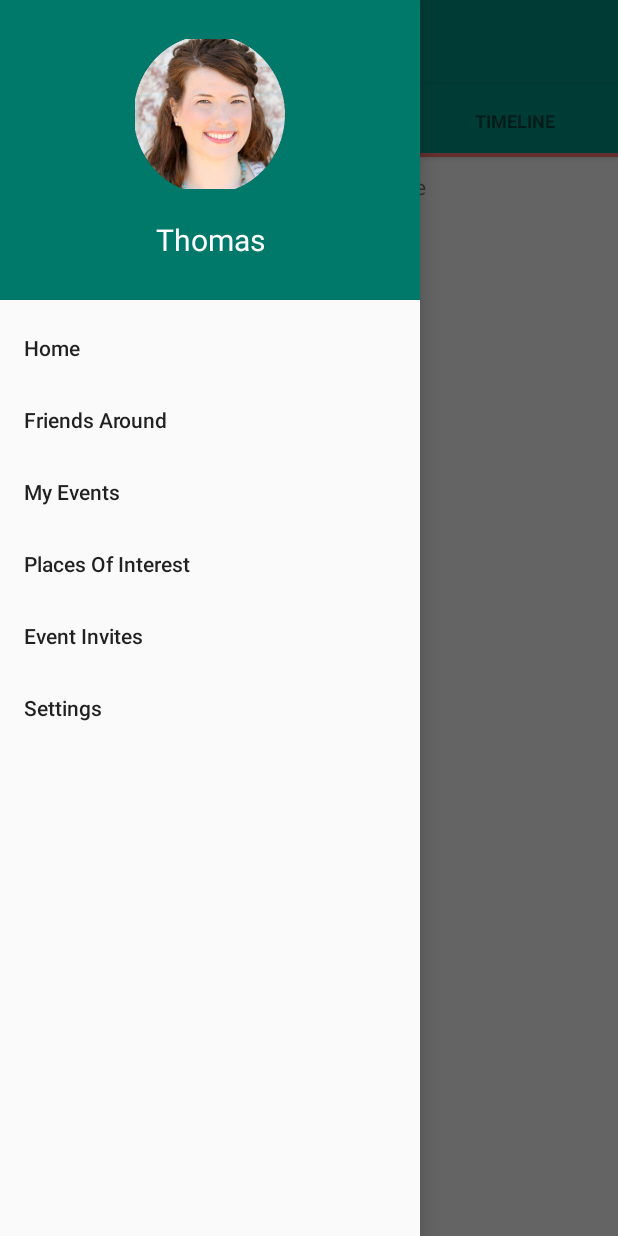
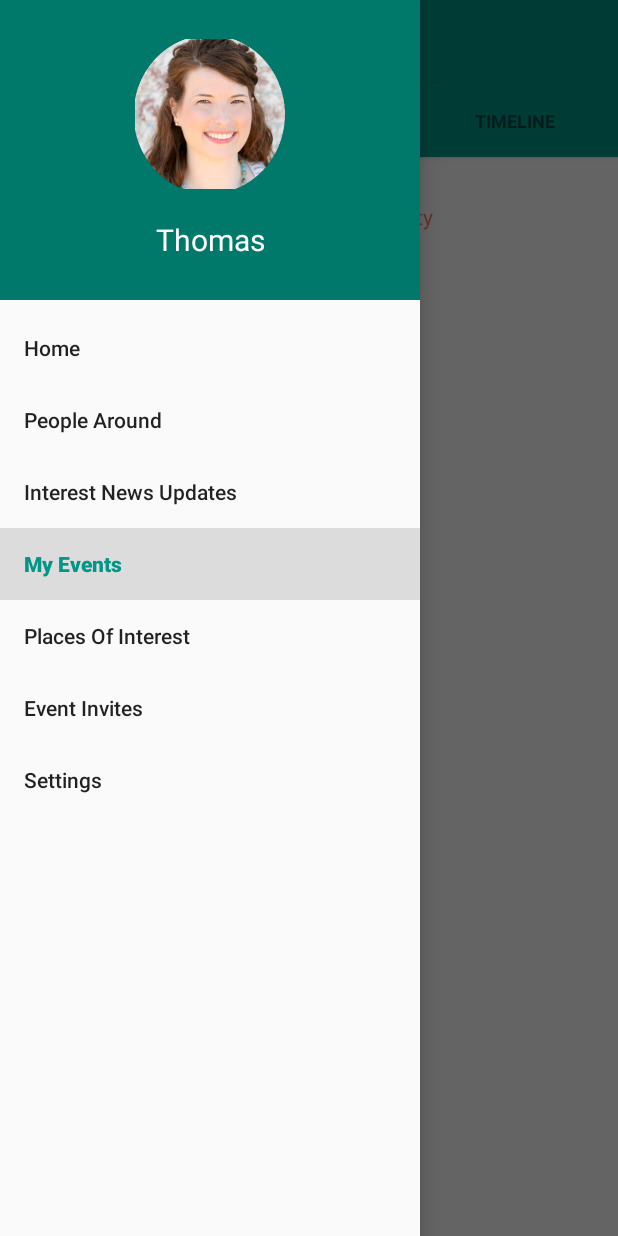
Before and after one commit to abdlquadri/LukAround, an Android app: the MainActivity screen opened directly, with no data from a screen before it, in the side drawer, after a tap on "My Events", on a phone screen of 412 x 824 dp. Run offline under Robolectric (Android 15) with nearby library versions, the phone set to English and light mode, and no system bars.

```diff
--- a/app/build.gradle
+++ b/app/build.gradle
@@ -29,4 +29,5 @@ dependencies {
     compile 'com.mcxiaoke.volley:library-aar:1.0.0'
     compile 'com.squareup.picasso:picasso:2.5.2'
     compile 'com.android.support:design:23.1.1'
+    compile 'com.google.android.gms:play-services:8.3.0'
 }
--- a/app/src/main/java/com/example/andela/lukaround/Interest.java
+++ b/app/src/main/java/com/example/andela/lukaround/activities/Interest.java
@@ -1,12 +1,13 @@
-package com.example.andela.lukaround;
+package com.example.andela.lukaround.activities;
 
 import android.content.Intent;
 import android.os.Bundle;
 import android.support.design.widget.FloatingActionButton;
-import android.support.design.widget.Snackbar;
 import android.support.v7.app.AppCompatActivity;
 import android.support.v7.widget.Toolbar;
 import android.view.View;
+
+import com.example.andela.lukaround.R;
 
 public class Interest extends AppCompatActivity {
 
--- a/app/src/main/java/com/example/andela/lukaround/MainActivity.java
+++ b/app/src/main/java/com/example/andela/lukaround/activities/MainActivity.java
@@ -1,11 +1,20 @@
-package com.example.andela.lukaround;
+package com.example.andela.lukaround.activities;
 
+import android.content.Intent;
 import android.os.Bundle;
+import android.support.design.widget.NavigationView;
 import android.support.v4.app.Fragment;
+import android.support.v4.view.GravityCompat;
 import android.support.v4.view.ViewPager;
+import android.support.v4.widget.DrawerLayout;
 import android.support.v7.app.AppCompatActivity;
 import android.support.v7.widget.Toolbar;
+import android.view.MenuItem;
+import android.view.View;
+import android.widget.ImageView;
 
+import com.example.andela.lukaround.MapsActivity;
+import com.example.andela.lukaround.R;
 import com.example.andela.lukaround.adapters.ViewPagerAdapter;
 import com.example.andela.lukaround.fragments.HomeFragment;
 import com.example.andela.lukaround.fragments.Interests;
@@ -14,16 +23,25 @@ import com.example.andela.lukaround.slider.SlidingTabLayout;
 
 import java.util.Arrays;
 
-public class MainActivity extends AppCompatActivity {
+public class MainActivity extends AppCompatActivity implements View.OnClickListener {
 
     private static final Fragment[] fragments=new Fragment[]{new Interests(),new HomeFragment(),new Timeline()};
     ViewPager pager;
     ViewPagerAdapter adapter;
     SlidingTabLayout tabs;
+    private DrawerLayout mDrawerLayout;
+    private NavigationView navigationView;
+    private ImageView headline;
+
     @Override
     protected void onCreate(Bundle savedInstanceState) {
         super.onCreate(savedInstanceState);
         setContentView(R.layout.activity_main);
+        init();
+
+    }
+
+    private void init() {
         Toolbar toolbar = (Toolbar) findViewById(R.id.toolbar);
         setSupportActionBar(toolbar);
         // Creating The ViewPagerAdapter and Passing Fragment Manager, Titles fot the Tabs and Number Of Tabs.
@@ -47,6 +65,39 @@ public class MainActivity extends AppCompatActivity {
 
         // Setting the ViewPager For the SlidingTabsLayout
         tabs.setViewPager(pager);
+        mDrawerLayout = (DrawerLayout) findViewById(R.id.drawer_layout);
+        headline = (ImageView) findViewById(R.id.view_headline);
+        headline.setOnClickListener(this);
+        navigationView = (NavigationView) findViewById(R.id.nav_items);
+        setupDrawerContent(navigationView);
     }
 
+    @Override
+    public void onClick(View v) {
+        switch (v.getId()) {
+            case R.id.view_headline:
+                mDrawerLayout.openDrawer(GravityCompat.START);
+                break;
+        }
+    }
+
+    private void setupDrawerContent(NavigationView navigationView) {
+        navigationView.setNavigationItemSelectedListener(
+                new NavigationView.OnNavigationItemSelectedListener() {
+                    @Override
+                    public boolean onNavigationItemSelected(MenuItem menuItem) {
+                        selectDrawerItem(menuItem);
+                        return true;
+                    }
+                });
+    }
+
+    private void selectDrawerItem(MenuItem menuItem) {
+        switch (menuItem.getItemId()) {
+            case R.id.friends:
+                Intent intent = new Intent(this, MapsActivity.class);
+                startActivity(intent);
+                break;
+        }
+    }
 }
--- a/app/src/main/java/com/example/andela/lukaround/fragments/Interests.java
+++ b/app/src/main/java/com/example/andela/lukaround/fragments/Interests.java
@@ -18,7 +18,7 @@ public class Interests  extends Fragment{
     @Nullable
     @Override
     public View onCreateView(LayoutInflater inflater, @Nullable ViewGroup container, @Nullable Bundle savedInstanceState) {
-        return inflater.inflate(R.layout.home_interests,container,false);
+        return inflater.inflate(R.layout.activity_interest,container,false);
     }
     @Override
     public String toString() {
--- a/app/src/main/res/layout/activity_interest.xml
+++ b/app/src/main/res/layout/activity_interest.xml
@@ -4,7 +4,7 @@
     xmlns:app="http://schemas.android.com/apk/res-auto"
     xmlns:tools="http://schemas.android.com/tools" android:layout_width="match_parent"
     android:layout_height="match_parent" android:fitsSystemWindows="true"
-    tools:context="com.example.andela.lukaround.Interest">
+    tools:context="com.example.andela.lukaround.activities.Interest">
 
     <android.support.design.widget.AppBarLayout android:layout_height="wrap_content"
         android:layout_width="match_parent" android:theme="@style/AppTheme.AppBarOverlay">
--- /dev/null
+++ b/app/src/main/res/layout/activity_maps.xml
@@ -0,0 +1,6 @@
+<fragment xmlns:android="http://schemas.android.com/apk/res/android"
+    xmlns:tools="http://schemas.android.com/tools"
+    xmlns:map="http://schemas.android.com/apk/res-auto" android:layout_width="match_parent"
+    android:layout_height="match_parent" android:id="@+id/map"
+    tools:context="com.example.andela.lukaround.MapsActivity"
+    android:name="com.google.android.gms.maps.SupportMapFragment" />
--- a/app/src/main/res/layout/content_interest.xml
+++ b/app/src/main/res/layout/content_interest.xml
@@ -9,7 +9,7 @@
     android:paddingRight="@dimen/activity_horizontal_margin"
     android:paddingTop="@dimen/activity_vertical_margin"
     app:layout_behavior="@string/appbar_scrolling_view_behavior"
-    tools:context="com.example.andela.lukaround.Interest"
+    tools:context="com.example.andela.lukaround.activities.Interest"
     tools:showIn="@layout/activity_interest"
     android:orientation="vertical">
 
--- a/app/src/main/res/layout/home_activity.xml
+++ b/app/src/main/res/layout/home_activity.xml
@@ -5,8 +5,10 @@
 
     <TextView
         android:layout_width="match_parent"
-        android:text="This is the home activity"
+        android:text="There is no current activity"
+        android:layout_marginTop="20dp"
         android:gravity="center"
         android:padding="10dp"
+        android:textColor="@color/negativeButtonColor"
         android:layout_height="wrap_content" />
 </LinearLayout>
--- a/app/src/main/res/layout/home_timeline.xml
+++ b/app/src/main/res/layout/home_timeline.xml
@@ -5,9 +5,11 @@
 
     <TextView
         android:layout_width="match_parent"
-        android:text="This is the home timeline"
+        android:text="There are  current no timelines"
         android:gravity="center"
+        android:layout_marginTop="20dp"
         android:padding="10dp"
+        android:textColor="@color/negativeButtonColor"
         android:layout_height="wrap_content" />
 
 </LinearLayout>
--- /dev/null
+++ b/app/src/main/res/layout/people_around.xml
@@ -0,0 +1,6 @@
+<?xml version="1.0" encoding="utf-8"?>
+<LinearLayout xmlns:android="http://schemas.android.com/apk/res/android"
+    android:orientation="vertical" android:layout_width="match_parent"
+    android:layout_height="match_parent">
+
+</LinearLayout>
--- a/app/src/main/res/menu/drawer_view.xml
+++ b/app/src/main/res/menu/drawer_view.xml
@@ -11,9 +11,11 @@
 
         <item
             android:id="@+id/friends"
-            android:title="Friends Around" />
+            android:title="People Around" />
 
-
+        <item
+            android:id="@+id/trending_news"
+            android:title="Interest News Updates" />
 
 
         <item
--- a/app/src/main/res/values/strings.xml
+++ b/app/src/main/res/values/strings.xml
@@ -3,4 +3,5 @@
     <string name="action_settings">Settings</string>
     <string name="title_activity_interest">Interest</string>
     <string name="title_activity_main">MainActivity</string>
+    <string name="title_activity_maps">Map</string>
 </resources>
```
Also changed, not shown: app/src/debug/res/values/google_maps_api.xml (added, +21 -0 lines), app/src/main/AndroidManifest.xml (+33 -14 lines), app/src/main/java/com/example/andela/lukaround/MapsActivity.java (added, +36 -0 lines), app/src/main/java/com/example/andela/lukaround/activities/LoginActivity.java (renamed from app/src/main/java/com/example/andela/lukaround/LoginActivity.java, +5 -2 lines), app/src/main/java/com/example/andela/lukaround/activities/RegisterActivity.java (renamed from app/src/main/java/com/example/andela/lukaround/RegisterActivity.java, +5 -2 lines), 2 other files.
